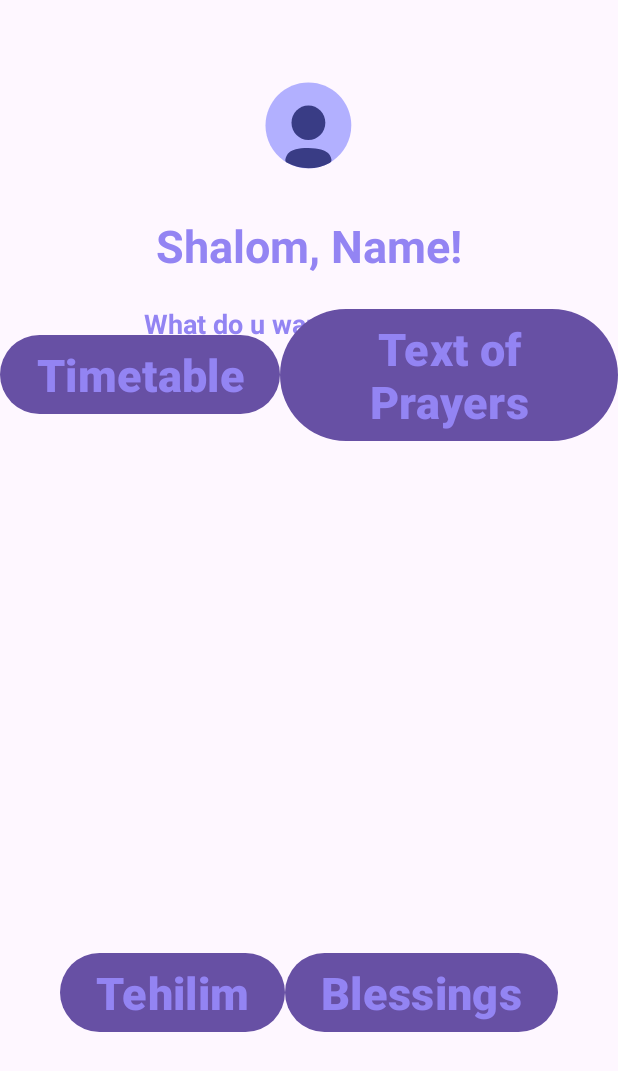
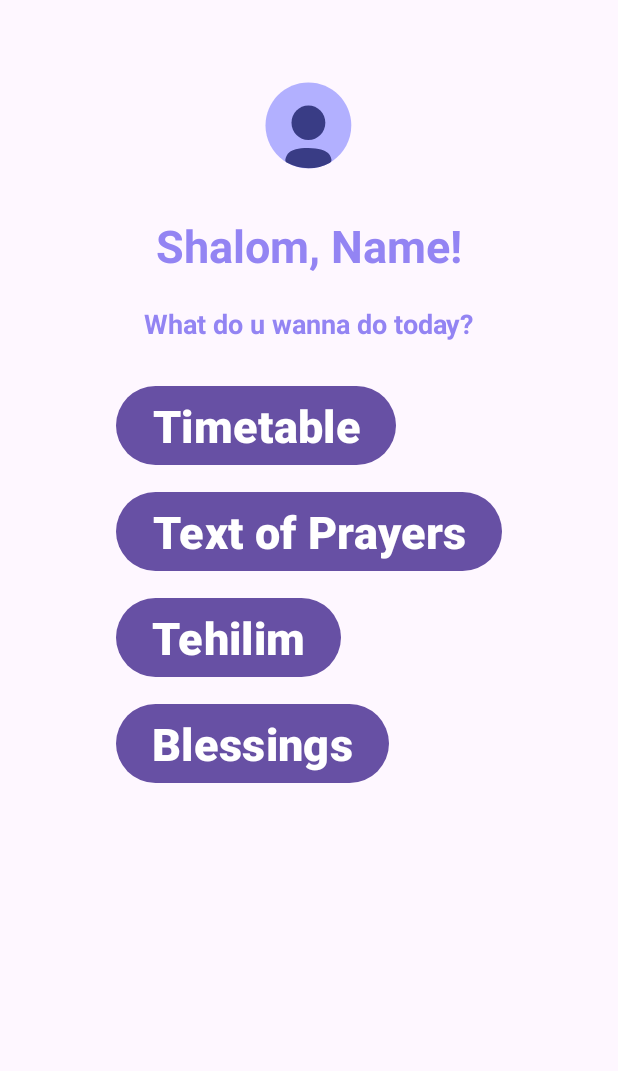
Before and after one commit to MrIsrak/prayer_app, an Android app: the layout menu.xml on its own in the app's theme, with its tools: preview values and no code run, on a phone screen of 412 x 824 dp. Shown: the top 1071 px of the screen. Run offline under Robolectric (Android 15) with nearby library versions, the phone set to English and light mode, and no system bars.

```diff
--- a/app/src/main/res/layout/menu.xml
+++ b/app/src/main/res/layout/menu.xml
@@ -22,7 +22,7 @@
         android:layout_height="wrap_content"
         android:text="@string/greeting_name"
 
-        style="@style/main_menu_btn"
+        style="@style/main_menu_txt"
 
         app:layout_constraintEnd_toEndOf="@id/profile_photo"
         app:layout_constraintStart_toStartOf="@id/profile_photo"
@@ -39,7 +39,7 @@
         android:layout_centerHorizontal="true"
         android:text="@string/question"
 
-        style="@style/main_menu_btn"
+        style="@style/main_menu_txt"
         android:textSize="18sp"
 
         app:layout_constraintEnd_toEndOf="@id/greeting"
@@ -50,45 +50,42 @@
 
 
     <LinearLayout
+        android:id="@+id/layout_main"
         android:orientation="vertical"
-        android:layout_width="match_parent"
-        android:layout_height="match_parent">
+        android:layout_width="wrap_content"
+        android:layout_height="wrap_content"
+        app:layout_constraintTop_toBottomOf="@id/question"
+        app:layout_constraintStart_toStartOf="parent"
+        app:layout_constraintEnd_toEndOf="parent"
+        android:layout_marginTop="15dp">
 
-        <LinearLayout
-            android:layout_width="match_parent"
-            android:layout_height="wrap_content"
-            android:layout_weight="1"
-            android:gravity="center_vertical">
 
         <Button
             android:id="@+id/time_table_btn"
+            style="@style/main_menu_btn"
             android:layout_width="wrap_content"
             android:layout_height="wrap_content"
             android:text="@string/timetable"
-                style="@style/main_menu_btn"
+            app:layout_constraintStart_toStartOf="@id/layout_main"
+            app:layout_constraintEnd_toEndOf="@id/layout_main"
+
+
+
             />
 
         <Button
             android:id="@+id/text_prayers_btn"
+            style="@style/main_menu_btn"
             android:layout_width="wrap_content"
             android:layout_height="wrap_content"
-                android:text="@string/text_prayers"
-                style="@style/main_menu_btn"/>
-
-        </LinearLayout>
-
-        <LinearLayout
-            android:layout_width="match_parent"
-            android:layout_height="0dp"
-            android:layout_weight="1"
-            android:gravity="center">
+            android:text="@string/text_prayers" />
 
         <Button
             android:id="@+id/tehelim_button"
             android:layout_width="wrap_content"
             android:layout_height="wrap_content"
             android:text="@string/tehilim"
-                style="@style/main_menu_btn"/>
+            style="@style/main_menu_btn" />
 
         <Button
             android:id="@+id/blessings_button"
@@ -99,8 +96,6 @@
 
     </LinearLayout>
 
-    </LinearLayout>
-
 
 
 
--- a/app/src/main/res/values/styles.xml
+++ b/app/src/main/res/values/styles.xml
@@ -56,6 +56,17 @@
 
         <item name="android:textSize">30sp</item>
         <item name="android:layout_centerHorizontal">true</item>
+        <item name="android:layout_marginTop">10dp</item>
+        <item name="android:textColor">@color/white</item>
+        <item name="android:textStyle">bold</item>
+
+
+    </style>
+
+    <style name="main_menu_txt">
+
+        <item name="android:textSize">30sp</item>
+        <item name="android:layout_centerHorizontal">true</item>
         <item name="android:layout_marginTop">16dp</item>
         <item name="android:textColor">@color/second_color</item>
         <item name="android:textStyle">bold</item>
```
Lines whose indentation alone changed are shown as unchanged.
